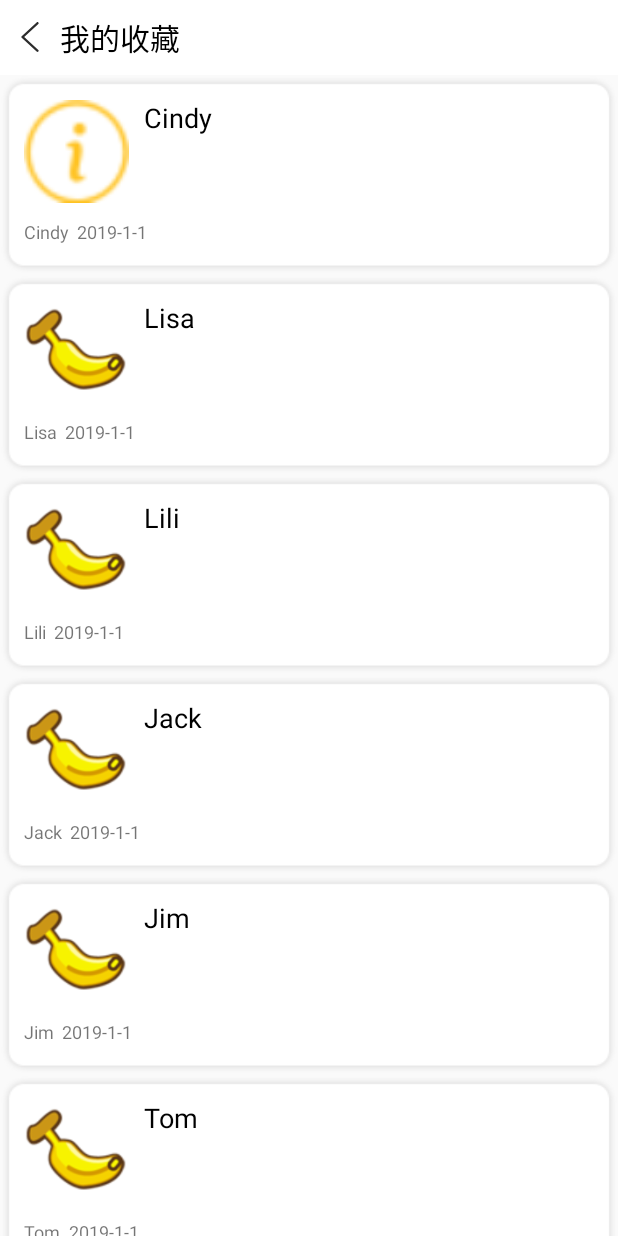
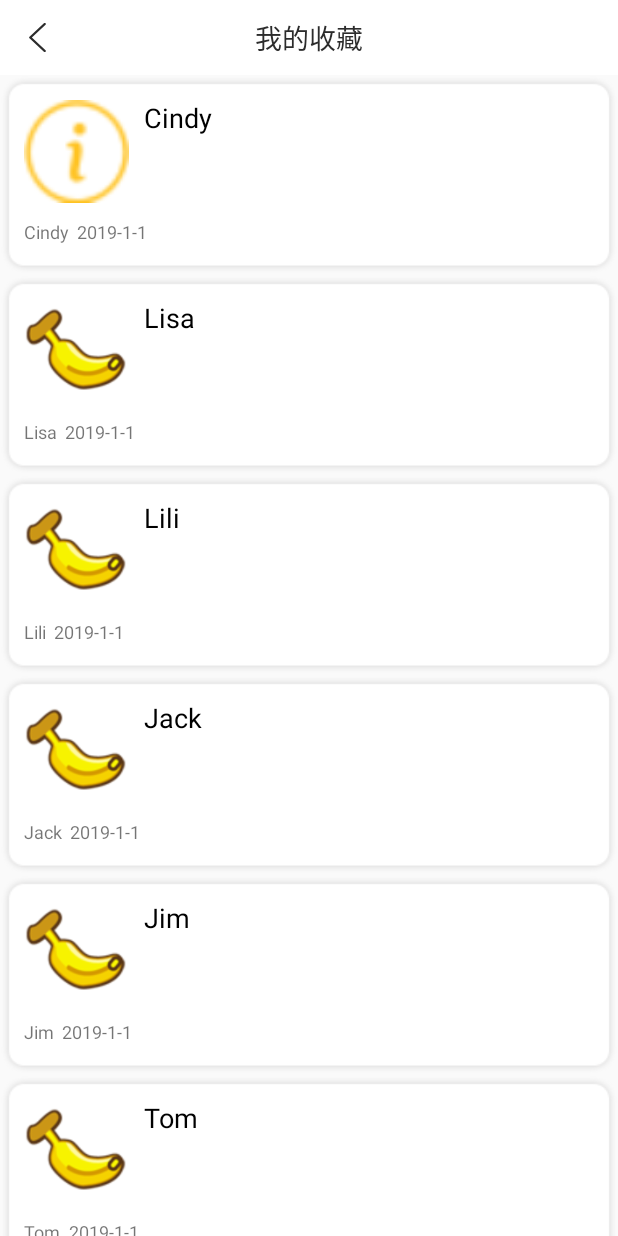
Before and after one commit to GolThr/TravelGuide, an Android app: the FavoriteActivity screen opened directly, with no data from a screen before it, on a phone screen of 412 x 824 dp. Run offline under Robolectric (Android 15) with nearby library versions, the phone set to English and light mode, and no system bars; our stand-ins replace CircleImageView.

Commit message:
GolThr(8002)

```diff
--- a/app/src/main/java/com/golthr/travelguide/FavoriteActivity.java
+++ b/app/src/main/java/com/golthr/travelguide/FavoriteActivity.java
@@ -7,6 +7,7 @@ import android.support.v7.widget.LinearLayoutManager;
 import android.support.v7.widget.RecyclerView;
 import android.view.View;
 import android.widget.ImageView;
+import android.widget.TextView;
 
 import java.util.ArrayList;
 
@@ -24,13 +25,15 @@ public class FavoriteActivity extends AppCompatActivity {
     protected void onCreate(Bundle savedInstanceState) {
         super.onCreate(savedInstanceState);
         setContentView(R.layout.recyclerview);
-        ImageView imageView=(ImageView)findViewById(R.id.backToMain);
-         imageView.setOnClickListener(new View.OnClickListener() {
+        ImageView imageView=(ImageView)findViewById(R.id.iv_back_btn);
+        imageView.setOnClickListener(new View.OnClickListener() {
              @Override
              public void onClick(View v) {
                  finish();
              }
          });
+        TextView tv_title = (TextView)findViewById(R.id.tv_main_title);
+        tv_title.setText("我的收藏");
 //        students = new ArrayList<Student>();
 //        students.add(new Student(R.drawable.about2,"100", "Cindy", "2019-1-1"));
 //        students.add(new Student(R.drawable.banana_pic,"101", "Lisa", "2019-1-1"));
@@ -53,10 +56,6 @@ public class FavoriteActivity extends AppCompatActivity {
         // 初始化自定义的适配器
         // 为mRecyclerView设置适配器
    //     mRecyclerView.setAdapter(adapter);
-
-
-
-
     }
 //public  ArrayList<Student> initData(){
 //    ArrayList<Student> studentList = new ArrayList<>();
@@ -68,9 +67,9 @@ public class FavoriteActivity extends AppCompatActivity {
 //}
     public void initData(){
         ArrayList<Student> studentList = new ArrayList<>();
-    for (int j=0;j<students.length;j++){
-        studentList.add(students[j]);
-    }
+        for (int j=0;j<students.length;j++){
+            studentList.add(students[j]);
+        }
         mRecyclerView.setLayoutManager(new LinearLayoutManager(this));
         adapter=new MyAdapter(FavoriteActivity.this,studentList);
 
--- a/app/src/main/java/com/golthr/travelguide/MyAdapter.java
+++ b/app/src/main/java/com/golthr/travelguide/MyAdapter.java
@@ -7,6 +7,7 @@ import android.view.LayoutInflater;
 import android.view.View;
 import android.view.ViewGroup;
 import android.widget.ImageView;
+import android.widget.LinearLayout;
 import android.widget.TextView;
 
 import java.util.List;
@@ -21,7 +22,7 @@ public class MyAdapter extends RecyclerView.Adapter<MyAdapter.ViewHolder>{
     private Context mcontext;
     public MyAdapter(){}
     public MyAdapter(Context context, List<Student> students) {
-       this.mcontext=context;
+        this.mcontext=context;
         this.students=students;
     }
 //创建viewHolder
@@ -30,6 +31,7 @@ public class MyAdapter extends RecyclerView.Adapter<MyAdapter.ViewHolder>{
         public ImageView imageView;
         public TextView word;
         public TextView time;
+        public LinearLayout ll_card_item;
 
 
         public ViewHolder( View v ) {
@@ -38,6 +40,7 @@ public class MyAdapter extends RecyclerView.Adapter<MyAdapter.ViewHolder>{
             name = (TextView) v.findViewById(R.id.name);
             word = (TextView) v.findViewById(R.id.word);
             time = (TextView) v.findViewById(R.id.time);
+            ll_card_item = (LinearLayout) v.findViewById(R.id.ll_card_item);
         }
     }
 //创建ViewHolder
@@ -48,7 +51,7 @@ public class MyAdapter extends RecyclerView.Adapter<MyAdapter.ViewHolder>{
         }
         View v = LayoutInflater.from(mcontext).inflate(R.layout.recyclerview_item, viewGroup, false);
         final ViewHolder holder=new ViewHolder(v);
-        holder.word.setOnClickListener(new View.OnClickListener() {
+        holder.ll_card_item.setOnClickListener(new View.OnClickListener() {
             @Override
             public void onClick(View v) {
                 int position=holder.getAdapterPosition();
--- a/app/src/main/res/layout/recyclerview.xml
+++ b/app/src/main/res/layout/recyclerview.xml
@@ -1,43 +1,18 @@
 <?xml version="1.0" encoding="utf-8"?>
-<RelativeLayout xmlns:android="http://schemas.android.com/apk/res/android"
+<LinearLayout xmlns:android="http://schemas.android.com/apk/res/android"
     xmlns:tools="http://schemas.android.com/tools"
     android:layout_width="match_parent"
     android:layout_height="match_parent"
+    android:orientation="vertical"
     app:layout_behavior="@string/appbar_scrolling_view_behavior"
-    xmlns:app="http://schemas.android.com/apk/res-auto"
- >
-    <LinearLayout
-        android:layout_width="match_parent"
-        android:layout_height="50dp"
-        android:orientation="horizontal"
-        android:background="#ffffff"
-        android:id="@+id/appBarLayout"
-        >
-        <ImageView
-            android:layout_width="20dp"
-            android:layout_height="20dp"
-            android:id="@+id/backToMain"
-            android:background="@drawable/ic_back"
-            android:layout_gravity="center"
-            android:layout_marginLeft="10dp"
-            />
-        <TextView
-            android:layout_width="wrap_content"
-            android:layout_height="wrap_content"
-            android:layout_gravity="center"
-            android:layout_marginLeft="10dp"
-            android:text="我的收藏"
-            android:textSize="20sp"
-            android:textColor="#000000"
-            />
+    xmlns:app="http://schemas.android.com/apk/res-auto">
 
-    </LinearLayout>
+    <include layout="@layout/title_bar_default"/>
+
     <android.support.v7.widget.RecyclerView
         android:id="@+id/reclcler_view"
         android:layout_width="match_parent"
         android:layout_height="match_parent"
-
-        app:layout_behavior="@string/appbar_scrolling_view_behavior"
-        android:layout_below="@+id/appBarLayout" />
+        app:layout_behavior="@string/appbar_scrolling_view_behavior" />
     <!--防止被标题栏覆盖-->
-</RelativeLayout>
+</LinearLayout>
--- a/app/src/main/res/layout/recyclerview_item.xml
+++ b/app/src/main/res/layout/recyclerview_item.xml
@@ -3,6 +3,7 @@
     android:orientation="vertical" android:layout_width="match_parent"
     android:layout_height="wrap_content"
     android:background="@drawable/back_card"
+    android:id="@+id/ll_card_item"
     >
 
     <LinearLayout
```
